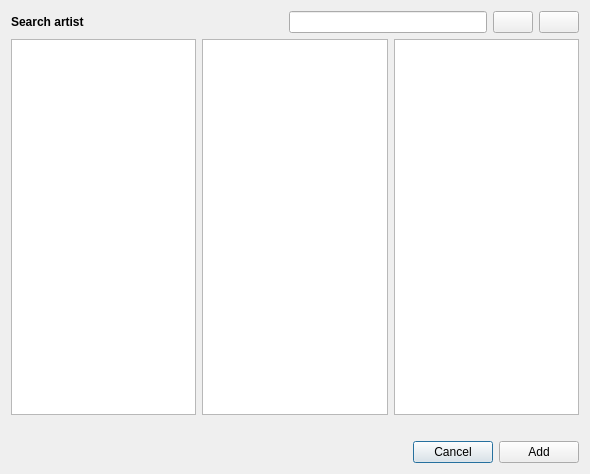
Inferno214221/sayonara-player, file src/Gui/Soundcloud/GUI_SoundcloudArtistSearch.ui: the form before one commit.
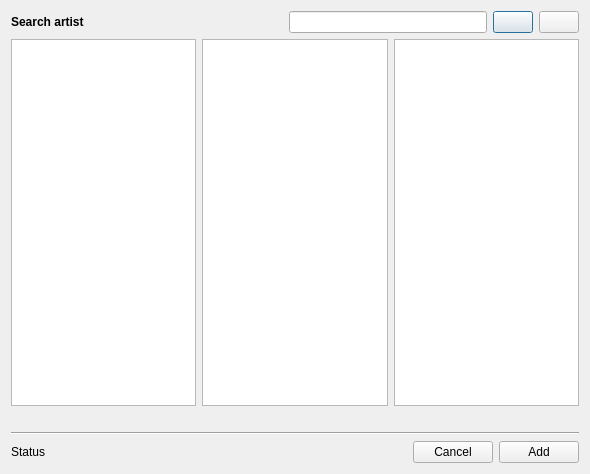
The form after the commit. Icons and pictures are not drawn.

Commit message: Soundcloud Ui and database modifications

What changed in the file:
```diff
--- a/src/Gui/Soundcloud/GUI_SoundcloudArtistSearch.ui
+++ b/src/Gui/Soundcloud/GUI_SoundcloudArtistSearch.ui
@@ -14,46 +14,50 @@
    <string>Search Soundcloud</string>
   </property>
   <layout class="QGridLayout" name="gridLayout">
-   <item row="2" column="0">
-    <widget class="QListWidget" name="list_artists"/>
-   </item>
    <item row="5" column="0" colspan="3">
-    <layout class="QHBoxLayout" name="horizontalLayout">
-     <item>
-      <widget class="QLabel" name="lab_status">
-       <property name="text">
-        <string/>
-       </property>
-      </widget>
-     </item>
-     <item>
-      <spacer name="horizontalSpacer_2">
+    <widget class="Line" name="line">
        <property name="orientation">
         <enum>Qt::Horizontal</enum>
        </property>
-       <property name="sizeHint" stdset="0">
-        <size>
-         <width>40</width>
-         <height>20</height>
-        </size>
-       </property>
-      </spacer>
-     </item>
-     <item>
-      <widget class="QPushButton" name="btn_cancel">
+    </widget>
+   </item>
+   <item row="2" column="2">
+    <widget class="QListWidget" name="lwTracks">
+     <property name="selectionMode">
+      <enum>QAbstractItemView::NoSelection</enum>
+     </property>
+    </widget>
+   </item>
+   <item row="4" column="1">
+    <widget class="QLabel" name="labPlaylistCount">
        <property name="text">
-        <string>Cancel</string>
+      <string/>
        </property>
       </widget>
      </item>
-     <item>
-      <widget class="QPushButton" name="btn_add">
+   <item row="4" column="2">
+    <widget class="QLabel" name="labTrackCount">
        <property name="text">
-        <string>Add</string>
+      <string/>
        </property>
       </widget>
      </item>
-    </layout>
+   <item row="2" column="0">
+    <widget class="QListWidget" name="lwArtists"/>
+   </item>
+   <item row="2" column="1">
+    <widget class="QListWidget" name="lwPlaylists">
+     <property name="selectionMode">
+      <enum>QAbstractItemView::NoSelection</enum>
+     </property>
+    </widget>
+   </item>
+   <item row="4" column="0">
+    <widget class="QLabel" name="labArtistCount">
+     <property name="text">
+      <string/>
+     </property>
+    </widget>
    </item>
    <item row="0" column="0" colspan="3">
     <layout class="QHBoxLayout" name="horizontalLayout_2">
@@ -91,16 +95,6 @@
        <property name="text">
         <string/>
        </property>
-       <property name="icon">
-        <iconset>
-         <normaloff>:/Icons/lupe.svg.png</normaloff>:/Icons/lupe.svg.png</iconset>
-       </property>
-       <property name="iconSize">
-        <size>
-         <width>16</width>
-         <height>16</height>
-        </size>
-       </property>
       </widget>
      </item>
      <item>
@@ -122,40 +116,43 @@
      </item>
     </layout>
    </item>
-   <item row="4" column="0">
-    <widget class="QLabel" name="lab_artistCount">
+   <item row="7" column="0" colspan="3">
+    <layout class="QHBoxLayout" name="horizontalLayout">
+     <item>
+      <widget class="QLabel" name="labStatus">
      <property name="text">
-      <string/>
+        <string notr="true">Status</string>
      </property>
     </widget>
    </item>
-   <item row="4" column="1">
-    <widget class="QLabel" name="lab_playlistCount">
-     <property name="text">
-      <string/>
-     </property>
-    </widget>
-   </item>
-   <item row="4" column="2">
-    <widget class="QLabel" name="lab_trackCount">
+     <item>
+      <spacer name="horizontalSpacer_2">
+       <property name="orientation">
+        <enum>Qt::Horizontal</enum>
+       </property>
+       <property name="sizeHint" stdset="0">
+        <size>
+         <width>40</width>
+         <height>20</height>
+        </size>
+       </property>
+      </spacer>
+     </item>
+     <item>
+      <widget class="QPushButton" name="btnCancel">
      <property name="text">
-      <string/>
+        <string notr="true">Cancel</string>
      </property>
     </widget>
    </item>
-   <item row="2" column="1">
-    <widget class="QListWidget" name="list_playlists">
-     <property name="selectionMode">
-      <enum>QAbstractItemView::NoSelection</enum>
+     <item>
+      <widget class="QPushButton" name="btnAdd">
+       <property name="text">
+        <string notr="true">Add</string>
      </property>
     </widget>
    </item>
-   <item row="2" column="2">
-    <widget class="QListWidget" name="list_tracks">
-     <property name="selectionMode">
-      <enum>QAbstractItemView::NoSelection</enum>
-     </property>
-    </widget>
+    </layout>
    </item>
   </layout>
  </widget>
```
Left out of the diff: 34 changed lines with no effect on the pictures. Lines whose indentation alone changed are shown as unchanged. The commit also changes 22 other files.
